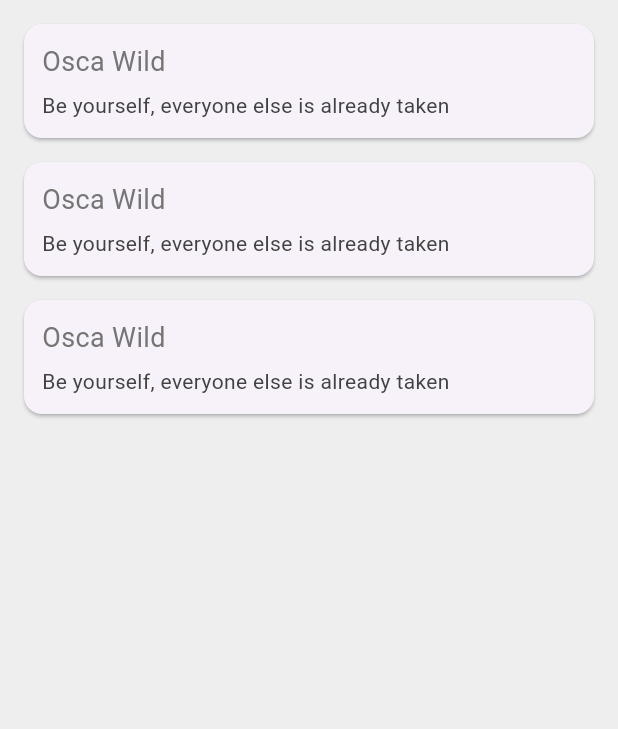
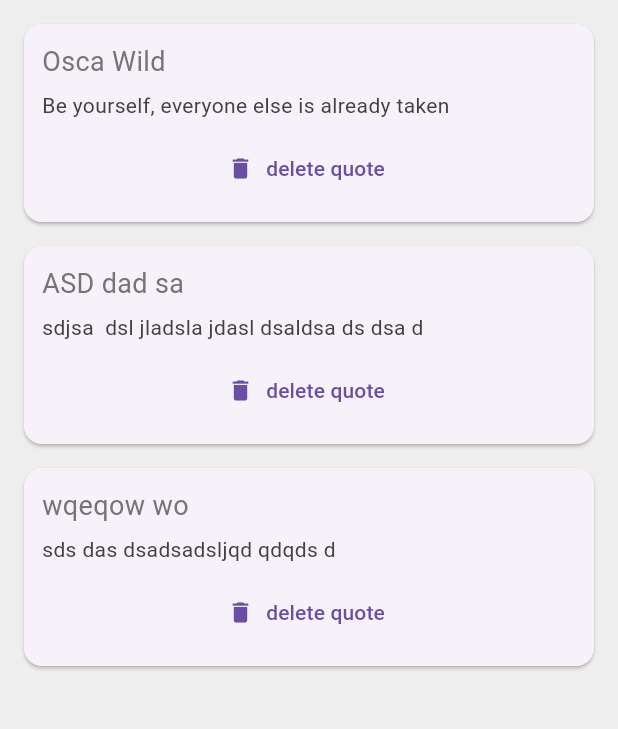
Before and after one commit to Prihantoedi/quotes, a Flutter app: the screen it shows after launch, on a phone screen of 412 x 824 dp, the part 84-813 px from its top. Run offline on Flutter 3.47's test engine with Material 3 defaults, Android fonts, the phone set to English and light mode, and no system bars.

Commit message:
passing a function as a parameter, create a delete button to the apps

```diff
--- a/lib/main.dart
+++ b/lib/main.dart
@@ -19,8 +19,8 @@ class _QuoteListState extends State<QuoteList> {
   // Qoute firstQuote = Qoute('fsadas', 'sadsdadasdas');
   List<Qoute> quotes = [
     Qoute(text: 'Osca Wild', author: 'Be yourself, everyone else is already taken'),
-    Qoute(text: 'Osca Wild', author: 'Be yourself, everyone else is already taken'),
-    Qoute(text: 'Osca Wild', author: 'Be yourself, everyone else is already taken')
+    Qoute(text: 'ASD dad sa', author: 'sdjsa  dsl jladsla jdasl dsaldsa ds dsa d'),
+    Qoute(text: 'wqeqow wo', author: 'sds das dsadsadsljqd qdqds d')
   ];
 
 
@@ -38,7 +38,14 @@ class _QuoteListState extends State<QuoteList> {
       ),
       body: Column(
         children: quotes.map((quote){
-          return QuoteCard(quote: quote);
+          return QuoteCard(
+              quote: quote,
+              delete: (){
+                setState(() {
+                  quotes.remove(quote);
+                });
+              }
+          );
         }).toList(),
       ),
     );
--- a/lib/quote_card.dart
+++ b/lib/quote_card.dart
@@ -4,8 +4,10 @@ import 'quote.dart';
 class QuoteCard extends StatelessWidget {
 
   final Qoute quote;
+  final Function delete;
 
-  QuoteCard({required this.quote});
+
+  QuoteCard({required this.quote, required this.delete});
 
   @override
   Widget build(BuildContext context) {
@@ -31,6 +33,12 @@ class QuoteCard extends StatelessWidget {
                 color: Colors.grey[800],
               ),
             ),
+            SizedBox(height: 8.0,),
+            TextButton.icon(
+                onPressed: (){delete();},
+                icon: Icon(Icons.delete),
+                label: Text('delete quote'),
+            ),
           ],
         ),
       ),
```
